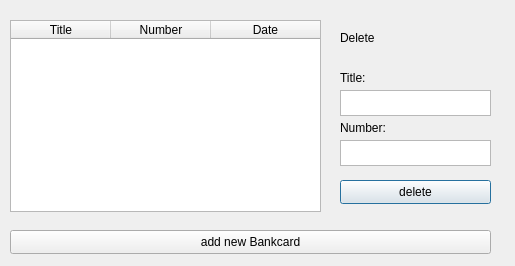
Above: Visual/visual/Windows/User/mybankcardwindow.ui from werr2410/Project_ShadowScreen before the change. Below: the same form after it.
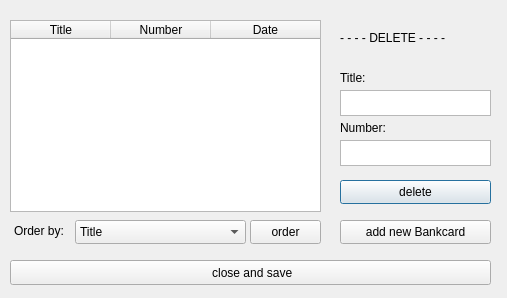
That is the form after the change.

What changed in the file:
```diff
--- a/Visual/visual/Windows/User/mybankcardwindow.ui
+++ b/Visual/visual/Windows/User/mybankcardwindow.ui
@@ -6,8 +6,8 @@
    <rect>
     <x>0</x>
     <y>0</y>
-    <width>515</width>
-    <height>266</height>
+    <width>507</width>
+    <height>298</height>
    </rect>
   </property>
   <property name="windowTitle">
@@ -46,12 +46,12 @@
     <rect>
      <x>340</x>
      <y>30</y>
-     <width>49</width>
+     <width>130</width>
      <height>16</height>
     </rect>
    </property>
    <property name="text">
-    <string>Delete</string>
+    <string>- - - - DELETE - - - -</string>
    </property>
   </widget>
   <widget class="QLabel" name="label_Title">
@@ -116,9 +116,9 @@
   <widget class="QPushButton" name="pushButton_add">
    <property name="geometry">
     <rect>
-     <x>10</x>
-     <y>230</y>
-     <width>481</width>
+     <x>340</x>
+     <y>220</y>
+     <width>151</width>
      <height>24</height>
     </rect>
    </property>
@@ -126,6 +126,70 @@
     <string>add new Bankcard</string>
    </property>
   </widget>
+  <widget class="QPushButton" name="pushButton_close">
+   <property name="geometry">
+    <rect>
+     <x>10</x>
+     <y>260</y>
+     <width>481</width>
+     <height>25</height>
+    </rect>
+   </property>
+   <property name="text">
+    <string> close and save</string>
+   </property>
+  </widget>
+  <widget class="QComboBox" name="comboBox">
+   <property name="geometry">
+    <rect>
+     <x>75</x>
+     <y>220</y>
+     <width>171</width>
+     <height>24</height>
+    </rect>
+   </property>
+   <item>
+    <property name="text">
+     <string>Title</string>
+    </property>
+   </item>
+   <item>
+    <property name="text">
+     <string>Number</string>
+    </property>
+   </item>
+   <item>
+    <property name="text">
+     <string>Date</string>
+    </property>
+   </item>
+  </widget>
+  <widget class="QLabel" name="label_OrderBy">
+   <property name="geometry">
+    <rect>
+     <x>14</x>
+     <y>221</y>
+     <width>71</width>
+     <height>20</height>
+    </rect>
+   </property>
+   <property name="text">
+    <string>Order by:</string>
+   </property>
+  </widget>
+  <widget class="QPushButton" name="pushButton_Order">
+   <property name="geometry">
+    <rect>
+     <x>250</x>
+     <y>220</y>
+     <width>71</width>
+     <height>24</height>
+    </rect>
+   </property>
+   <property name="text">
+    <string>order</string>
+   </property>
+  </widget>
  </widget>
  <resources/>
  <connections/>
```
Left out of the diff: 2 changed lines with no effect on the pictures.
